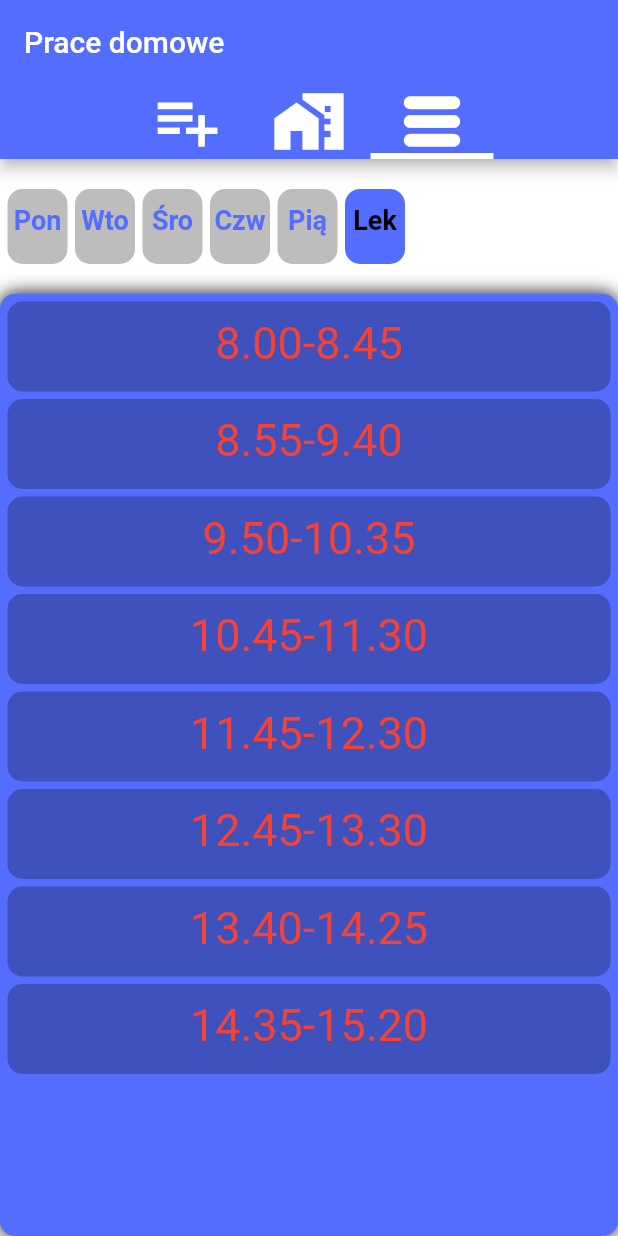
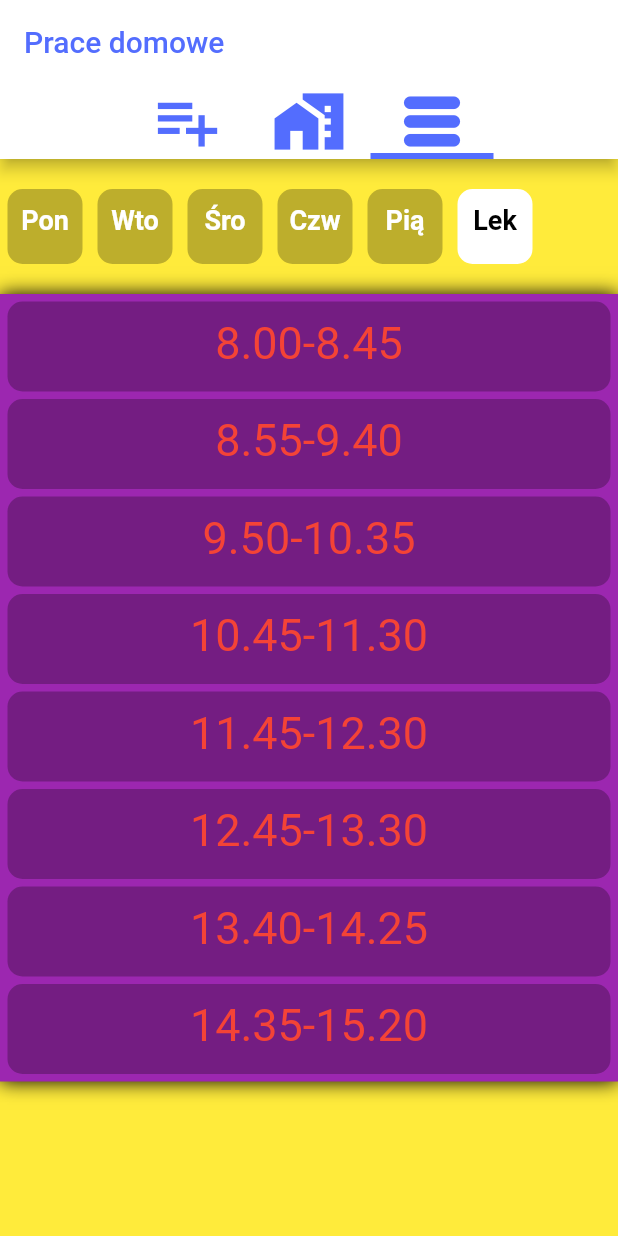
Before and after one commit to LukasStycz/homeWork, a Flutter app: the screen it shows after launch, tab 3 chosen, on a phone screen of 412 x 824 dp. Run offline on Flutter 3.47's test engine with Material 2 defaults, Android fonts, the phone set to English and light mode, and no system bars; our stand-ins replace flutter_bloc, shared_preferences.

Commit message:
Revert "changed getLessonNumber function and lessonplan_cubit.dart works"
This reverts commit c37ceb3b96c487d3d1c33c7a6f6f4c7502409a20.

```diff
--- a/lib/home_page.dart
+++ b/lib/home_page.dart
@@ -13,13 +13,13 @@ class HomePage extends StatelessWidget {
     return DefaultTabController(
       length: _tabSize,
       child: Scaffold(
-        backgroundColor: Colors.white,
+        backgroundColor: Colors.yellow,
         appBar: AppBar(
-          foregroundColor: Colors.white,
-          backgroundColor: Colors.indigoAccent,
+          foregroundColor: _tabBarPrimaryColor,
+          backgroundColor: _tabBarSecondaryColor,
           title: const Text("Prace domowe"),
           bottom: const TabBar(
-            indicatorColor: Colors.white,
+            indicatorColor: _tabBarPrimaryColor,
             indicatorWeight: 4.0,
             isScrollable: true,
             tabs: [
@@ -43,8 +43,8 @@ class _AddHomeWorkTab extends StatelessWidget {
     return const Tab(
       icon: Icon(
         Icons.playlist_add_outlined,
-        color: Colors.white,
-        size: 50.0,
+        color: _tabBarPrimaryColor,
+        size: _tabBarIconSize,
       ),
     );
   }
@@ -58,8 +58,8 @@ class _HomeWorksTab extends StatelessWidget {
     return const Tab(
       icon: Icon(
         Icons.home_work,
-        color: Colors.white,
-        size: 50.0,
+        color: _tabBarPrimaryColor,
+        size: _tabBarIconSize,
       ),
     );
   }
@@ -73,12 +73,16 @@ class _LessonPlanTab extends StatelessWidget {
     return const Tab(
       icon: Icon(
         Icons.table_rows_rounded,
-        color: Colors.white,
-        size: 50.0,
+        color: _tabBarPrimaryColor,
+        size: _tabBarIconSize,
       ),
     );
   }
 }
+
+const Color _tabBarPrimaryColor = Colors.indigoAccent;
+const double _tabBarIconSize = 50.0;
+const Color _tabBarSecondaryColor = Colors.white;
 
 class _Pages extends StatelessWidget {
   const _Pages({Key? key}) : super(key: key);
@@ -92,25 +96,18 @@ class _Pages extends StatelessWidget {
       return TabBarView(
         children: [
           Scaffold(
-            floatingActionButtonLocation:
-                FloatingActionButtonLocation.centerTop,
-            backgroundColor: Colors.white,
-            floatingActionButton: Column(
-              mainAxisAlignment: MainAxisAlignment.center,
-              children: [
-                FloatingActionButton.extended(
-                  backgroundColor: Colors.indigoAccent,
-                  foregroundColor: Colors.white,
+            backgroundColor: Colors.red,
+            floatingActionButton: FloatingActionButton.large(
+              backgroundColor: _tabBarSecondaryColor,
+              foregroundColor: _tabBarPrimaryColor,
+              splashColor: Colors.red,
               onPressed: () {
                 context.read<HomeworkCubit>().addNewHomeWorkIfNeeded();
               },
-                  label: const Text("Dodaj Prace Domową"),
-                  icon: const Icon(Icons.add),
-                ),
-              ],
+              child: const Text("Dodaj Prace Domową"),
             ),
           ),
-          _pagesHomeWorkListPage(state),
+          _pagesHomeWorkList(state),
           _pagesLessonPlanPage(),
         ],
       );
@@ -127,9 +124,8 @@ class HomeWorkListLayout extends StatelessWidget {
   Widget build(BuildContext context) {
     return Container(
       decoration: const BoxDecoration(
-          color: Colors.indigoAccent,
-          borderRadius: BorderRadius.all(Radius.circular(10)),
-          boxShadow: [BoxShadow(blurRadius: 10.0)]),
+        color: Colors.green,
+      ),
       child: ListView.builder(
           itemBuilder: (BuildContext context, int index) {
             return Container(
@@ -196,11 +192,9 @@ class LessonPlanPage extends StatelessWidget {
         const SizedBox(
           height: 20,
         ),
-        Row(
-          children: [
         SizedBox(
           height: 50,
-              width: 360,
+          width: double.infinity,
           child: ListView.builder(
             scrollDirection: Axis.horizontal,
             itemCount: lessonPlanDaysAndHours.length,
@@ -214,8 +208,9 @@ class LessonPlanPage extends StatelessWidget {
                   }
                 },
                 child: Container(
-                      margin: const EdgeInsets.only(left: 5),
-                      width: 40,
+                  margin: const EdgeInsets.only(left: 5, right: 5),
+                  height: 70,
+                  width: 50,
                   decoration: BoxDecoration(
                       color: cardColorList[index][0],
                       borderRadius:
@@ -239,25 +234,14 @@ class LessonPlanPage extends StatelessWidget {
             },
           ),
         ),
-            Flexible(
-              child: Container(),
-            ),
-            changeLessonPlanButton(context),
-            const SizedBox(
-              width: 5,
-            )
-          ],
-        ),
         const SizedBox(
           height: 20,
         ),
-        Flexible(
-          child: Container(
+        Container(
           width: double.infinity,
+          height: 525,
           decoration: const BoxDecoration(
-                borderRadius: BorderRadius.all(Radius.circular(10)),
-                color: Colors.indigoAccent,
-                boxShadow: [BoxShadow(blurRadius: 10.0)]),
+              color: Colors.purple, boxShadow: [BoxShadow(blurRadius: 10.0)]),
           child: ListView.builder(
               itemBuilder: (BuildContext context, int index) {
                 return Container(
@@ -277,71 +261,39 @@ class LessonPlanPage extends StatelessWidget {
               },
               itemCount: currentDayPlan.length),
         ),
+        const SizedBox(
+          height: 75,
         ),
+        _changingPlanButton(
+             lessonPlanOrChangePlan,
+            _controller,
+             whichDayIsActive,
+             context,)
       ],
     );
   }
-
-  Widget changeLessonPlanButton(BuildContext context) {
-    if (whichDayIsActive != 5) {
-      return FloatingActionButton(
-          backgroundColor: Colors.indigoAccent,
-          foregroundColor: Colors.white,
-          onPressed: () {
-            bool activateOrDeactivateDaysAndHoursGestureDetector =
-                activationOrDeactivationDaysAndHoursGestureDetector(
-              lessonPlanOrChangePlan,
-              _controller,
-              whichDayIsActive,
-            );
-            context.read<LessonPlanCubit>().changePlanLayout(
-                  whichDayIsActive,
-                  activateOrDeactivateDaysAndHoursGestureDetector,
-                );
-            print(whichDayIsActive);
-          },
-          child:
-              LoadOrSaveIcon(lessonPlanOrChangePlan: lessonPlanOrChangePlan));
-    } else {
-      return const SizedBox(
-        width: 1,
-      );
-    }
-  }
 }
 
-class LoadOrSaveIcon extends StatelessWidget {
-  const LoadOrSaveIcon({required this.lessonPlanOrChangePlan, Key? key})
+class LessonPlanOrChangePlanButton extends StatelessWidget {
+  const LessonPlanOrChangePlanButton(
+      {required this.lessonPlanOrChangePlan, Key? key})
       : super(key: key);
   final bool lessonPlanOrChangePlan;
 
   @override
   Widget build(BuildContext context) {
     if (lessonPlanOrChangePlan == true) {
-      return const Icon(Icons.change_circle_outlined);
+      return const Text(
+        'Zmień',
+        style: TextStyle(fontSize: 25),
+      );
     } else {
-      return const Icon(Icons.save_outlined);
+      return const Text(
+        'Zapisz',
+        style: TextStyle(fontSize: 25),
+      );
     }
   }
-}
-
-Widget _pagesHomeWorkListPage(state) {
-  return Column(
-    children: [
-      const Padding(
-        padding: EdgeInsets.all(10.0),
-        child: Text(
-          'Lista Zadań Domowych',
-          textAlign: TextAlign.center,
-          overflow: TextOverflow.ellipsis,
-          style: TextStyle(fontSize: 30, color: Colors.red),
-        ),
-      ),
-      Flexible(
-        child: _pagesHomeWorkList(state),
-      ),
-    ],
-  );
 }
 
 Widget _pagesHomeWorkList(state) {
@@ -392,7 +344,7 @@ Widget _lessonPlanOrLessonHoursShowOrChange(
         ),
       ),
     );
-  } else {
+  }  else {
     return Column(
       children: [
         const SizedBox(
@@ -406,3 +358,32 @@ Widget _lessonPlanOrLessonHoursShowOrChange(
     );
   }
 }
+
+Widget _changingPlanButton(
+    bool lessonPlanOrChangePlan,
+    List<TextEditingController> controller,
+    int whichDayIsActive,
+    BuildContext context) {
+  if (whichDayIsActive != 5) {
+    return ElevatedButton(
+        style: ElevatedButton.styleFrom(
+            fixedSize: const Size(240, 50), primary: Colors.black26),
+        onPressed: () {
+          bool activateOrDeactivateDaysAndHoursGestureDetector =
+              activationOrDeactivationDaysAndHoursGestureDetector(
+            lessonPlanOrChangePlan,
+            controller,
+            whichDayIsActive,
+          );
+          context.read<LessonPlanCubit>().changePlanLayout(
+                whichDayIsActive,
+                activateOrDeactivateDaysAndHoursGestureDetector,
+              );
+          print(whichDayIsActive);
+        },
+        child: LessonPlanOrChangePlanButton(
+            lessonPlanOrChangePlan: lessonPlanOrChangePlan));
+  } else {
+    return Container();
+  }
+}
--- a/lib/lesson_plan-cubit/lessonplan_cubit.dart
+++ b/lib/lesson_plan-cubit/lessonplan_cubit.dart
@@ -51,15 +51,15 @@ class LessonPlanCubit extends Cubit<LessonPlanState> {
 
   List<List<Color>> _loadCardColorList(int whichDayIsActive) {
     List<List<Color>> cardColorList = [
-      [Colors.black26, Colors.indigoAccent],
-      [Colors.black26, Colors.indigoAccent],
-      [Colors.black26, Colors.indigoAccent],
-      [Colors.black26, Colors.indigoAccent],
-      [Colors.black26, Colors.indigoAccent],
-      [Colors.black26, Colors.indigoAccent],
+      [Colors.black26, Colors.white],
+      [Colors.black26, Colors.white],
+      [Colors.black26, Colors.white],
+      [Colors.black26, Colors.white],
+      [Colors.black26, Colors.white],
+      [Colors.black26, Colors.white],
     ];
 
-    cardColorList.insert(whichDayIsActive, [Colors.indigoAccent, Colors.black]);
+    cardColorList.insert(whichDayIsActive, [Colors.white, Colors.black]);
 
     return cardColorList;
   }
```
Lines whose indentation alone changed are shown as unchanged.
